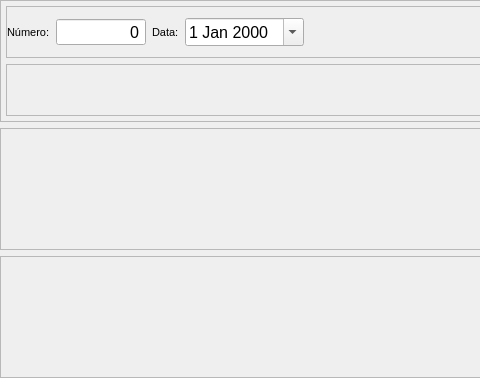
leidensj/BKVale, file bkframe.ui: the form before one commit; both pictures show x 0 to 480 and y 0 to 378 of the 849 by 378 pixel window.
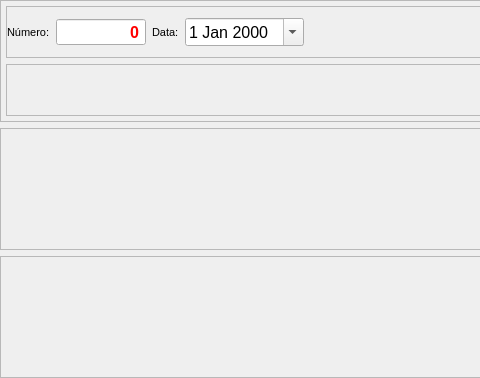
The form after the commit.

Commit message: aceita valore negativos

Diff of the .ui file:
```diff
--- a/bkframe.ui
+++ b/bkframe.ui
@@ -99,11 +99,48 @@
              <height>0</height>
             </size>
            </property>
+           <property name="palette">
+            <palette>
+             <active>
+              <colorrole role="Text">
+               <brush brushstyle="SolidPattern">
+                <color alpha="255">
+                 <red>255</red>
+                 <green>0</green>
+                 <blue>0</blue>
+                </color>
+               </brush>
+              </colorrole>
+             </active>
+             <inactive>
+              <colorrole role="Text">
+               <brush brushstyle="SolidPattern">
+                <color alpha="255">
+                 <red>255</red>
+                 <green>0</green>
+                 <blue>0</blue>
+                </color>
+               </brush>
+              </colorrole>
+             </inactive>
+             <disabled>
+              <colorrole role="Text">
+               <brush brushstyle="SolidPattern">
+                <color alpha="255">
+                 <red>120</red>
+                 <green>120</green>
+                 <blue>120</blue>
+                </color>
+               </brush>
+              </colorrole>
+             </disabled>
+            </palette>
+           </property>
            <property name="font">
             <font>
              <pointsize>12</pointsize>
-             <weight>50</weight>
-             <bold>false</bold>
+             <weight>75</weight>
+             <bold>true</bold>
             </font>
            </property>
            <property name="wrapping">
```
The commit also changes 2 other files.
